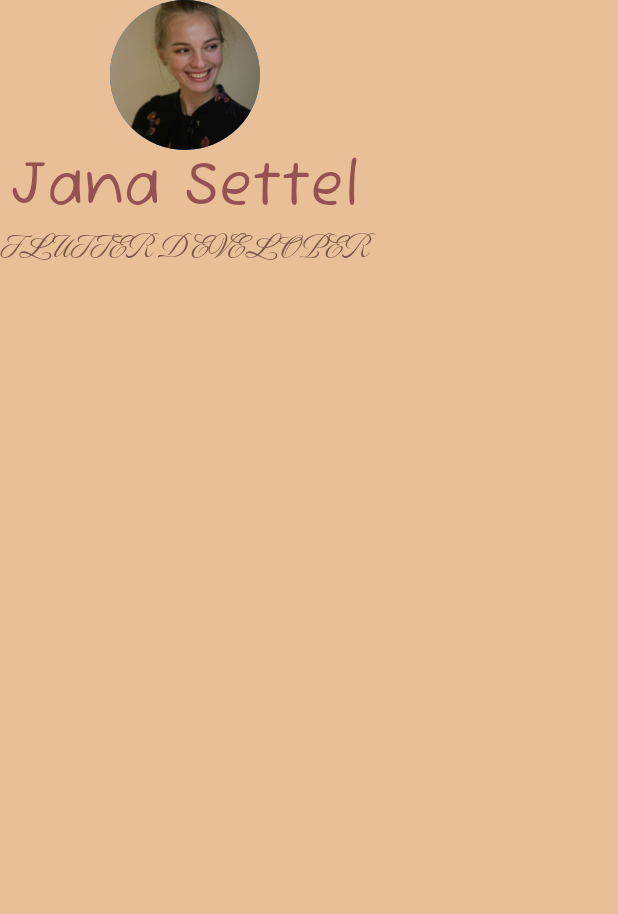
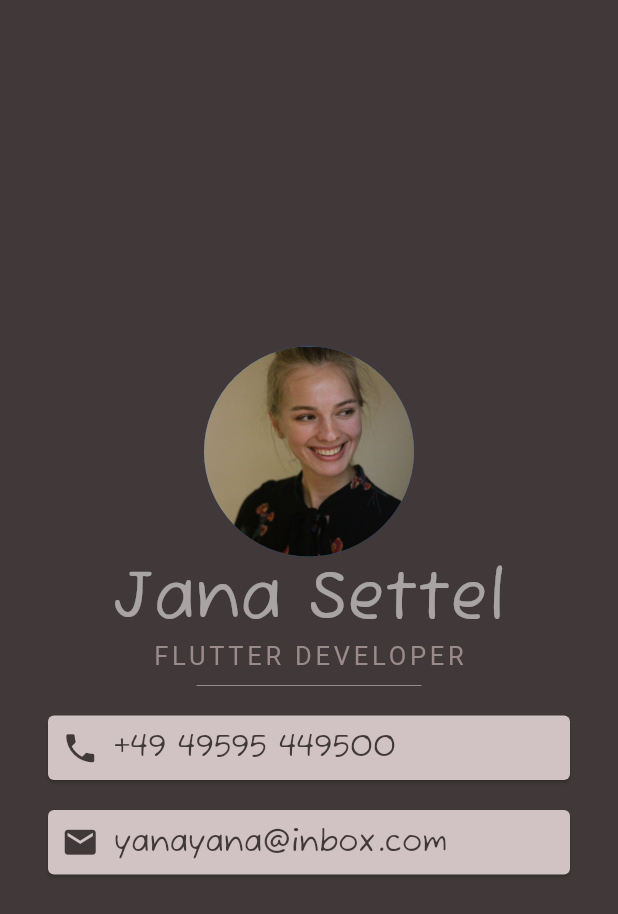
Before and after one commit to jana-settel/my_card, a Flutter app: the screen it shows after launch, on a phone screen of 412 x 824 dp. Shown: the top 914 px of the screen. Run offline on Flutter 3.47's test engine with Material 2 defaults, Android fonts, the phone set to English and light mode, and no system bars.

Commit message:
Add rows, icons

```diff
--- a/lib/main.dart
+++ b/lib/main.dart
@@ -1,4 +1,6 @@
+import 'package:flutter/cupertino.dart';
 import 'package:flutter/material.dart';
+import 'package:flutter/services.dart';
 
 void main() {
   runApp(MyApp());
@@ -10,12 +12,13 @@ class MyApp extends StatelessWidget {
     return MaterialApp(
       debugShowCheckedModeBanner: false,
       home: Scaffold(
-        backgroundColor: Color(0xFFE9BF98),
+        backgroundColor: Color(0xFF413939),
         body: SafeArea(
             child: Column(
+          mainAxisAlignment: MainAxisAlignment.center,
           children: <Widget>[
             CircleAvatar(
-              radius: 50.0,
+              radius: 70.0,
               backgroundImage: AssetImage('images/jana.JPG'),
               //backgroundColor: Color.fromRGBO(168, 205, 239, 100),
               //backgroundColor: Color(0xFFE89F5B).withOpacity(0.5),
@@ -24,15 +27,76 @@ class MyApp extends StatelessWidget {
               'Jana Settel',
               style: TextStyle(
                   fontFamily: 'Fuzzybubbles',
-                  fontSize: 40.0,
-                  color: Color(0xFF945252)),
+                  fontSize: 45.0,
+                  color: Colors.white54),
             ),
             Text(
               'FLUTTER DEVELOPER',
               style: TextStyle(
-                fontSize: 25.0,
-                color: Colors.brown,
-                fontFamily: 'Luxurious Script',
+                fontSize: 17.0,
+                color: Color(0xFF9A8A8A),
+                letterSpacing: 2.5,
+              ),
+            ),
+            SizedBox(
+              height: 20.0,
+              width: 150.0,
+              child: Divider(
+                color: Color(0xFF9A8A8A),
+              ),
+            ),
+            Card(
+              margin: EdgeInsets.symmetric(vertical: 10.0, horizontal: 32.0),
+              color: Color(0xFFD1C3C3),
+              child: Padding(
+                padding: EdgeInsets.all(9.0),
+                child: Row(
+                  children: <Widget>[
+                    Icon(
+                      Icons.phone,
+                      size: 25.0,
+                      color: Color(0xFF413939),
+                    ),
+                    SizedBox(
+                      width: 10.0,
+                    ),
+                    Text(
+                      '+49 49595 449500',
+                      style: TextStyle(
+                        color: Color(0xFF413939),
+                        fontSize: 20.0,
+                        fontFamily: 'Fuzzybubbles',
+                      ),
+                    ),
+                  ],
+                ),
+              ),
+            ),
+            Card(
+              margin: EdgeInsets.symmetric(vertical: 10.0, horizontal: 32.0),
+              color: Color(0xFFD1C3C3),
+              child: Padding(
+                padding: EdgeInsets.all(9.0),
+                child: Row(
+                  children: <Widget>[
+                    Icon(
+                      Icons.email,
+                      size: 25.0,
+                      color: Color(0xFF413939),
+                    ),
+                    SizedBox(
+                      width: 10.0,
+                    ),
+                    Text(
+                      'yanayana@inbox.com',
+                      style: TextStyle(
+                        color: Color(0xFF413939),
+                        fontSize: 20.0,
+                        fontFamily: 'Fuzzybubbles',
+                      ),
+                    ),
+                  ],
+                ),
               ),
             )
           ],
```
Also changed, not shown: 2 other files.
